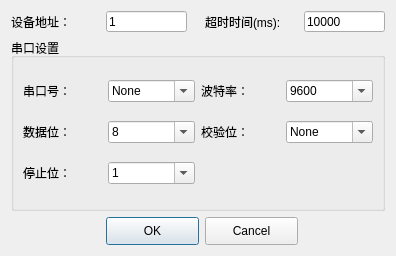
Qt form ModbusToolCode/commsetdialog.ui (Look-up-the-sky/Modbus-monitoring-tool) before a commit.
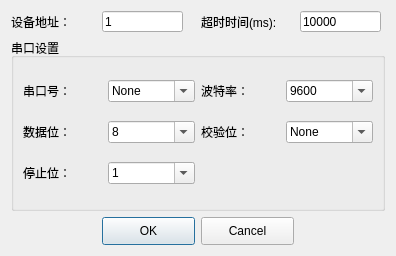
The same form after that commit.

```diff
--- a/ModbusToolCode/commsetdialog.ui
+++ b/ModbusToolCode/commsetdialog.ui
@@ -352,6 +352,19 @@
      </property>
     </widget>
    </item>
+   <item row="2" column="3">
+    <spacer name="horizontalSpacer_2">
+     <property name="orientation">
+      <enum>Qt::Horizontal</enum>
+     </property>
+     <property name="sizeHint" stdset="0">
+      <size>
+       <width>40</width>
+       <height>20</height>
+      </size>
+     </property>
+    </spacer>
+   </item>
   </layout>
  </widget>
  <resources/>
```
